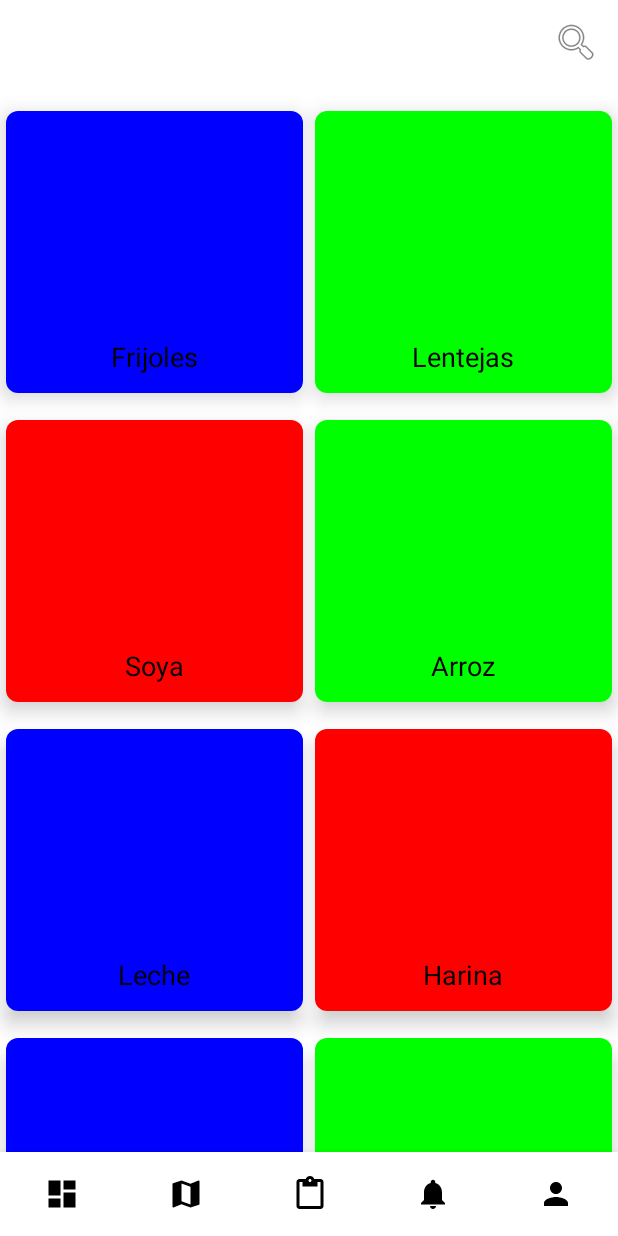
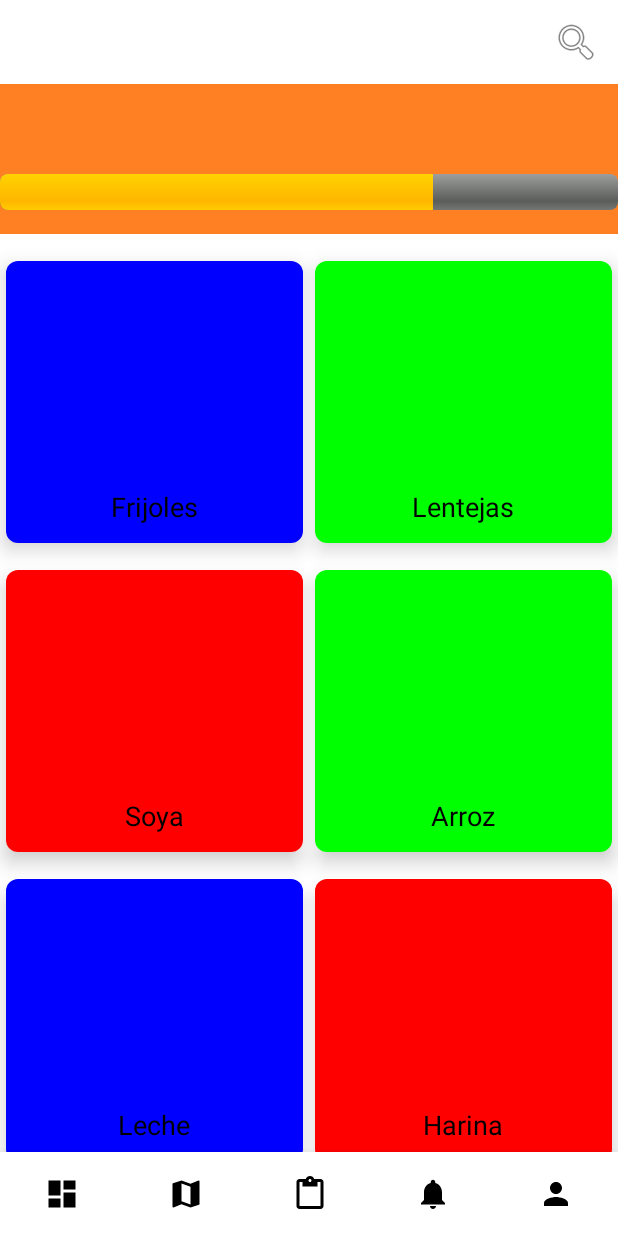
Before and after one commit to Brenda1605/BancoAlimentos, an Android app: the FragmentHome screen opened directly, with no data from a screen before it, on a phone screen of 412 x 824 dp. Run offline under Robolectric (Android 15) with nearby library versions, the phone set to English and light mode, and no system bars.

Commit message:
Progress bar

```diff
--- a/app/src/main/res/layout/fragment_home.xml
+++ b/app/src/main/res/layout/fragment_home.xml
@@ -15,10 +15,30 @@
             android:layout_height="wrap_content">
         </androidx.appcompat.widget.Toolbar>
 
+        <View
+            android:id="@+id/goal"
+            android:layout_width="match_parent"
+            android:layout_height="100dp"
+            android:background="#FF7F23"
+            android:layout_below="@+id/tbHome">
+        </View>
+        <ProgressBar
+            android:id="@+id/progressGoal"
+            style="@android:style/Widget.ProgressBar.Horizontal"
+            android:layout_width="match_parent"
+            android:layout_height="24dp"
+            android:indeterminate="false"
+            android:max="100"
+            android:progress="70"
+            android:layout_marginTop="60dp"
+            android:layout_marginBottom="10dp"
+            android:visibility="visible"
+            android:layout_below="@+id/tbHome"/>
+
         <androidx.recyclerview.widget.RecyclerView
             android:id="@+id/rvFood"
             android:layout_width="match_parent"
             android:layout_height="match_parent"
-            android:layout_below="@+id/tbHome"/>
+            android:layout_below="@+id/goal"/>
     </RelativeLayout>
 </FrameLayout>
```
